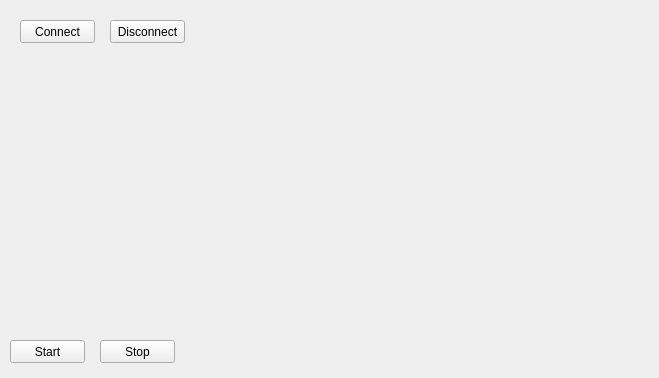
First picture: the form in zoomcameratestwidget.ui, repository SergTrip/ZoomCamera, before the edit.
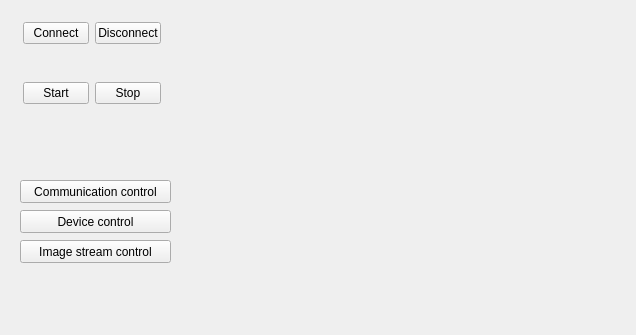
Second picture: the form after the edit. Custom widgets are drawn as their Qt base class.

```diff
--- a/zoomcameratestwidget.ui
+++ b/zoomcameratestwidget.ui
@@ -6,67 +6,145 @@
    <rect>
     <x>0</x>
     <y>0</y>
-    <width>659</width>
-    <height>378</height>
+    <width>636</width>
+    <height>335</height>
    </rect>
   </property>
+  <property name="sizePolicy">
+   <sizepolicy hsizetype="Fixed" vsizetype="Fixed">
+    <horstretch>0</horstretch>
+    <verstretch>0</verstretch>
+   </sizepolicy>
+  </property>
   <property name="windowTitle">
    <string>ZoomCameraTestWidget</string>
   </property>
-  <widget class="QPushButton" name="pushButton_Connect">
+  <widget class="DisplayThread" name="widget" native="true">
    <property name="geometry">
     <rect>
-     <x>20</x>
-     <y>20</y>
-     <width>75</width>
-     <height>23</height>
+     <x>220</x>
+     <y>10</y>
+     <width>400</width>
+     <height>300</height>
     </rect>
    </property>
-   <property name="text">
-    <string>Connect</string>
+   <property name="sizePolicy">
+    <sizepolicy hsizetype="Fixed" vsizetype="Fixed">
+     <horstretch>0</horstretch>
+     <verstretch>0</verstretch>
+    </sizepolicy>
    </property>
   </widget>
-  <widget class="QPushButton" name="pushButton_Disconnect">
+  <widget class="QWidget" name="layoutWidget">
    <property name="geometry">
     <rect>
-     <x>110</x>
-     <y>20</y>
-     <width>75</width>
+     <x>12</x>
+     <y>11</y>
+     <width>160</width>
+     <height>104</height>
+    </rect>
+   </property>
+   <layout class="QVBoxLayout" name="verticalLayout">
+    <item>
+     <layout class="QHBoxLayout" name="horizontalLayout">
+      <item>
+       <widget class="QPushButton" name="pushButton_Connect">
+        <property name="text">
+         <string>Connect</string>
+        </property>
+       </widget>
+      </item>
+      <item>
+       <widget class="QPushButton" name="pushButton_Disconnect">
+        <property name="text">
+         <string>Disconnect</string>
+        </property>
+       </widget>
+      </item>
+     </layout>
+    </item>
+    <item>
+     <spacer name="verticalSpacer">
+      <property name="orientation">
+       <enum>Qt::Vertical</enum>
+      </property>
+      <property name="sizeHint" stdset="0">
+       <size>
+        <width>20</width>
+        <height>40</height>
+       </size>
+      </property>
+     </spacer>
+    </item>
+    <item>
+     <layout class="QHBoxLayout" name="horizontalLayout_2">
+      <item>
+       <widget class="QPushButton" name="pushButton_Start">
+        <property name="text">
+         <string>Start</string>
+        </property>
+       </widget>
+      </item>
+      <item>
+       <widget class="QPushButton" name="pushButton_Stop">
+        <property name="text">
+         <string>Stop</string>
+        </property>
+       </widget>
+      </item>
+     </layout>
+    </item>
+   </layout>
+  </widget>
+  <widget class="QPushButton" name="pushButton_communicationControl">
+   <property name="geometry">
+    <rect>
+     <x>20</x>
+     <y>180</y>
+     <width>151</width>
      <height>23</height>
     </rect>
    </property>
    <property name="text">
-    <string>Disconnect</string>
+    <string>Communication control</string>
    </property>
   </widget>
-  <widget class="QPushButton" name="pushButton_Start">
+  <widget class="QPushButton" name="pushButton_imageDtreamControl">
    <property name="geometry">
     <rect>
-     <x>10</x>
-     <y>340</y>
-     <width>75</width>
+     <x>20</x>
+     <y>240</y>
+     <width>151</width>
      <height>23</height>
     </rect>
    </property>
    <property name="text">
-    <string>Start</string>
+    <string>Image stream control</string>
    </property>
   </widget>
-  <widget class="QPushButton" name="pushButton_Stop">
+  <widget class="QPushButton" name="pushButton_deviceControl">
    <property name="geometry">
     <rect>
-     <x>100</x>
-     <y>340</y>
-     <width>75</width>
+     <x>20</x>
+     <y>210</y>
+     <width>151</width>
      <height>23</height>
     </rect>
    </property>
    <property name="text">
-    <string>Stop</string>
+    <string>Device control</string>
    </property>
   </widget>
  </widget>
  <layoutdefault spacing="6" margin="11"/>
+ <customwidgets>
+  <customwidget>
+   <class>DisplayThread</class>
+   <extends>QWidget</extends>
+   <header>displaythread.h</header>
+   <container>1</container>
+  </customwidget>
+ </customwidgets>
  <resources/>
  <connections>
   <connection>
```
Left out of the diff: 63 changed lines with no effect on the pictures.
